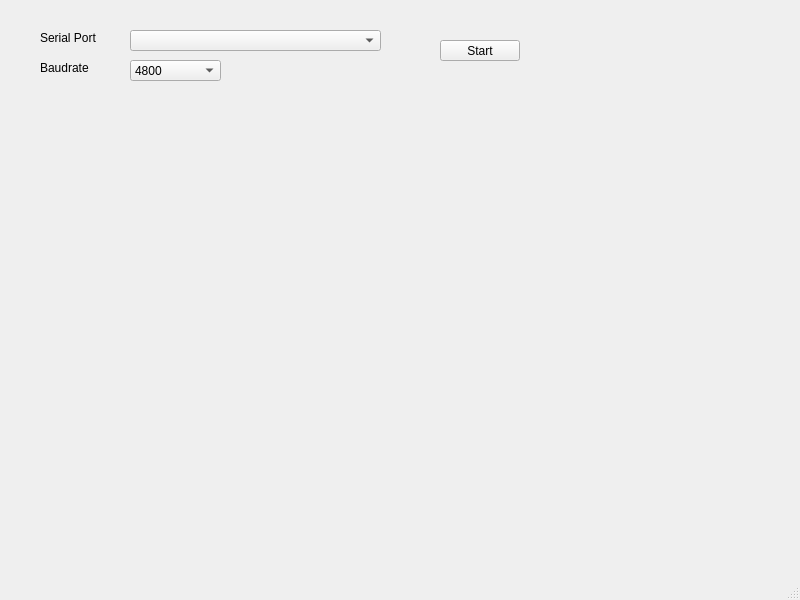
Above: gpsanalyzer.ui from iqbalsyaifurrahman/GPSAnalyzer before the change. Below: the same form after it.
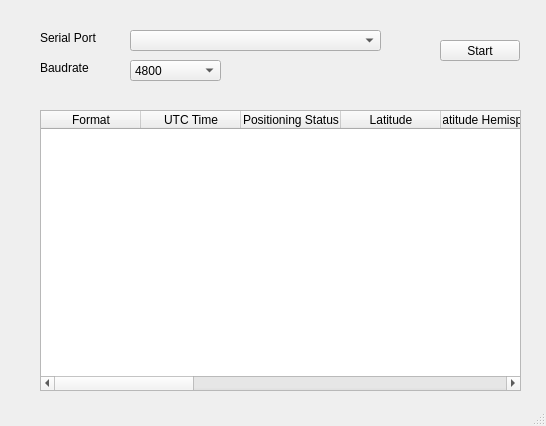
That is the form after the change.

Commit message: feat : add table and append GNRMC data

What changed in the file:
```diff
--- a/gpsanalyzer.ui
+++ b/gpsanalyzer.ui
@@ -6,8 +6,8 @@
    <rect>
     <x>0</x>
     <y>0</y>
-    <width>800</width>
-    <height>600</height>
+    <width>546</width>
+    <height>426</height>
    </rect>
   </property>
   <property name="windowTitle">
@@ -83,6 +83,81 @@
      </rect>
     </property>
    </widget>
+   <widget class="QTableWidget" name="tableWidget">
+    <property name="geometry">
+     <rect>
+      <x>40</x>
+      <y>110</y>
+      <width>481</width>
+      <height>281</height>
+     </rect>
+    </property>
+    <column>
+     <property name="text">
+      <string>Format</string>
+     </property>
+    </column>
+    <column>
+     <property name="text">
+      <string>UTC Time</string>
+     </property>
+    </column>
+    <column>
+     <property name="text">
+      <string>Positioning Status</string>
+     </property>
+    </column>
+    <column>
+     <property name="text">
+      <string>Latitude</string>
+     </property>
+    </column>
+    <column>
+     <property name="text">
+      <string>Latitude Hemisphere</string>
+     </property>
+    </column>
+    <column>
+     <property name="text">
+      <string>Longitude</string>
+     </property>
+    </column>
+    <column>
+     <property name="text">
+      <string>Longitude Hemisphere</string>
+     </property>
+    </column>
+    <column>
+     <property name="text">
+      <string>Ground Speed</string>
+     </property>
+    </column>
+    <column>
+     <property name="text">
+      <string>Ground Heading</string>
+     </property>
+    </column>
+    <column>
+     <property name="text">
+      <string>UTC Date</string>
+     </property>
+    </column>
+    <column>
+     <property name="text">
+      <string>Magnetic Declination</string>
+     </property>
+    </column>
+    <column>
+     <property name="text">
+      <string>Magnetic declination direction</string>
+     </property>
+    </column>
+    <column>
+     <property name="text">
+      <string>Mode Indication</string>
+     </property>
+    </column>
+   </widget>
   </widget>
   <widget class="QStatusBar" name="statusbar"/>
  </widget>
```
The commit also changes 2 other files.
